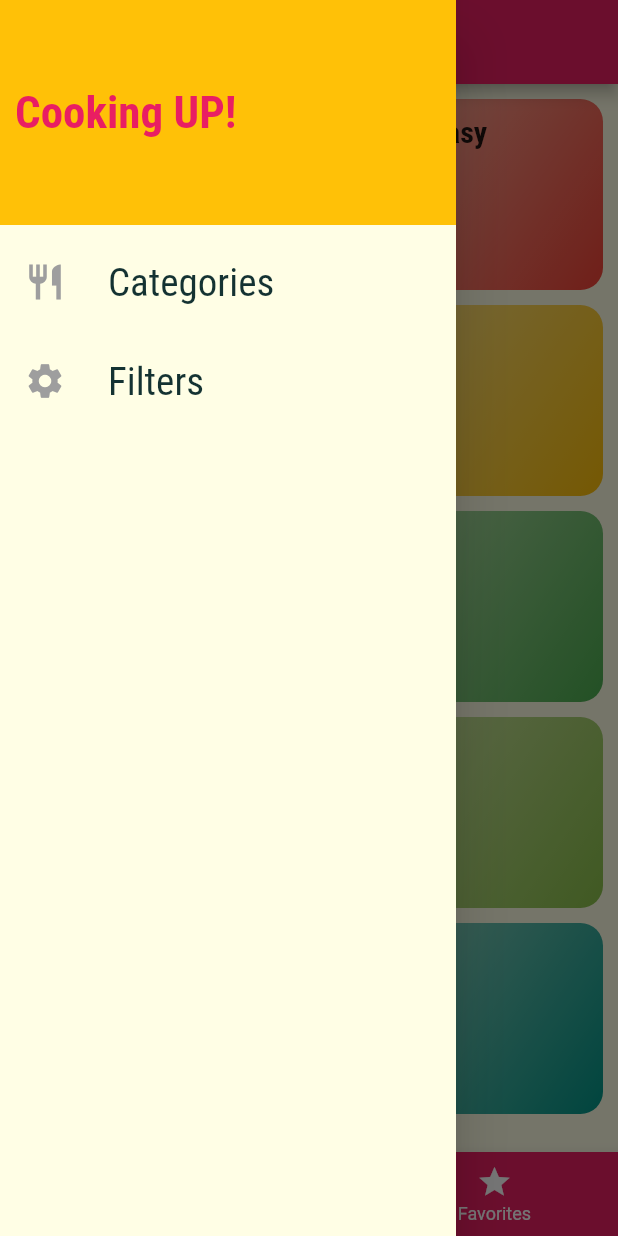
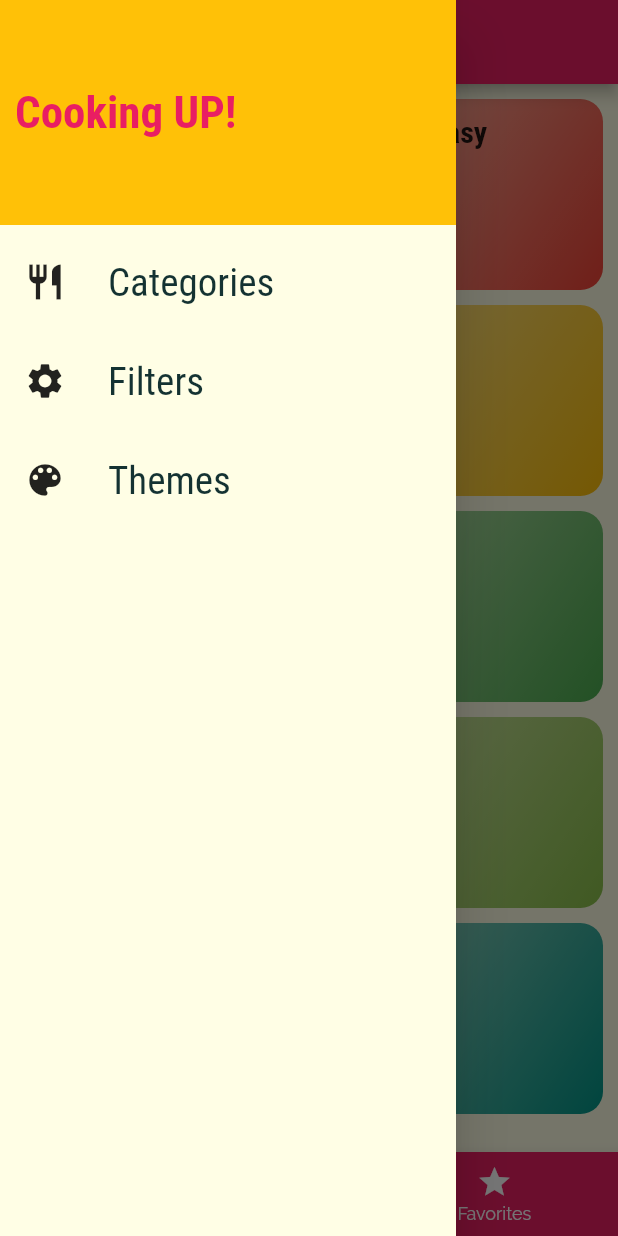
Before and after one commit to AliiElsayed/meal_descriptor_app, a Flutter app: the screen it shows after launch, with the side drawer open, on a phone screen of 412 x 824 dp. Run offline on Flutter 3.47's test engine with Material 2 defaults, Android fonts, the light colour scheme and no system bars; our stand-ins replace flutter_colorpicker, fluttertoast, shared_preferences.

Commit message:
Add theme provider

```diff
--- a/lib/main.dart
+++ b/lib/main.dart
@@ -1,16 +1,25 @@
 import 'package:flutter/material.dart';
 import 'package:meal_app/providers/meal_provider.dart';
+import 'package:meal_app/providers/theme_provider.dart';
 import 'package:meal_app/screens/categories_screen.dart';
 import 'package:meal_app/screens/category_meals_screen.dart';
 import 'package:meal_app/screens/filters_screen.dart';
 import 'package:meal_app/screens/meal_details_screen.dart';
 import 'package:meal_app/screens/tabs_screen.dart';
+import 'package:meal_app/screens/themes_screen.dart';
 import 'package:provider/provider.dart';
 
 void main() {
   runApp(
+    MultiProvider(
+      providers: [
         ChangeNotifierProvider<MealProvider>(
           create: (context) => MealProvider(),
+        ),
+        ChangeNotifierProvider<ThemeProvider>(
+          create: (context) => ThemeProvider(),
+        )
+      ],
       child: MyApp(),
     ),
   );
@@ -19,6 +28,9 @@ void main() {
 class MyApp extends StatelessWidget {
   @override
   Widget build(BuildContext context) {
+    var usedPrimaryColor =Provider.of<ThemeProvider>(context).primaryAppColor;
+    var usedAccentColor =Provider.of<ThemeProvider>(context).accentAppColor;
+
     return MaterialApp(
       debugShowCheckedModeBanner: false,
       title: 'Meal Descriptor',
@@ -29,16 +41,18 @@ class MyApp extends StatelessWidget {
         CategoriesScreen.id: (context) => CategoriesScreen(),
         CatMealsScreen.id: (context) => CatMealsScreen(),
         MealDetailsScreen.id: (context) => MealDetailsScreen(),
+        ThemesScreen.id: (context) => ThemesScreen(),
       },
-      themeMode: ThemeMode.light,
+      themeMode: Provider.of<ThemeProvider>(context,listen: true).thMode,
       theme: ThemeData(
-        primarySwatch: Colors.pink,
-        accentColor: Colors.amber,
+        primarySwatch: usedPrimaryColor,
+        accentColor:usedAccentColor,
         canvasColor: Color.fromRGBO(255, 254, 229, 1),
         iconTheme: IconThemeData(
-          color: Colors.grey,
+          color: Colors.black87,
         ),
         shadowColor: Colors.black87,
+        fontFamily: 'Raleway',
         textTheme: ThemeData.light().textTheme.copyWith(
               bodyText1: TextStyle(
                 color: Color.fromRGBO(20, 50, 50, 1),
@@ -54,18 +68,18 @@ class MyApp extends StatelessWidget {
             ),
       ),
       darkTheme: ThemeData(
-        primaryColor: Colors.pink,
-        accentColor: Colors.amber,
+        primaryColor: usedPrimaryColor,
+        accentColor: usedAccentColor,
         iconTheme: IconThemeData(
           color: Colors.white70,
         ),
-        cardColor: Color.fromRGBO(14, 22, 33, 1),
-        canvasColor: Color.fromRGBO(35, 34, 39, 1),
+        cardColor: Color.fromRGBO(35, 34, 39, 1),
+        canvasColor: Color.fromRGBO(14, 22, 33, 1),
         shadowColor: Colors.white70,
+        fontFamily: 'Raleway',
+        unselectedWidgetColor: Colors.white70,
         textTheme: ThemeData.dark().textTheme.copyWith(
-          bodyText1: TextStyle(
-            color: Colors.white70
-          ),
+              bodyText1: TextStyle(color: Colors.white70),
               bodyText2: TextStyle(
                 color: Colors.white,
               ),
--- a/lib/screens/meal_details_screen.dart
+++ b/lib/screens/meal_details_screen.dart
@@ -1,4 +1,5 @@
 import 'package:flutter/material.dart';
+import 'package:flutter_colorpicker/flutter_colorpicker.dart';
 import 'package:meal_app/used_data.dart';
 import 'package:provider/provider.dart';
 import 'package:meal_app/providers/meal_provider.dart';
@@ -51,7 +52,10 @@ class MealDetailsScreen extends StatelessWidget {
                           horizontal: 10.0, vertical: 5.0),
                       child: Text(
                         selectedMeal.ingredients[index],
-                        style: TextStyle(color: Colors.black),
+                        style: TextStyle(
+                            color: useWhiteForeground(Theme.of(context).accentColor)
+                                ? Colors.white
+                                : Colors.black),
                       ),
                     ),
                   );
--- a/lib/widgets/main_drawer.dart
+++ b/lib/widgets/main_drawer.dart
@@ -1,5 +1,6 @@
 import 'package:flutter/material.dart';
 import 'package:meal_app/screens/filters_screen.dart';
+import 'package:meal_app/screens/themes_screen.dart';
 import 'package:meal_app/widgets/drawer_tile.dart';
 import 'package:meal_app/screens/tabs_screen.dart';
 
@@ -47,6 +48,16 @@ class MainDrawer extends StatelessWidget {
               Navigator.of(context).pushReplacementNamed(FiltersScreen.id);
             },
           ),
+          SizedBox(
+            height: 10.0,
+          ),
+          DrawerTile(
+            title: 'Themes',
+            icon: Icons.color_lens,
+            onPressed: (){
+              Navigator.of(context).pushReplacementNamed(ThemesScreen.id);
+            },
+          ),
         ],
       ),
     );
--- a/lib/widgets/meal_card.dart
+++ b/lib/widgets/meal_card.dart
@@ -90,12 +90,12 @@ class MealCard extends StatelessWidget {
                   ),
                 ),
                 Positioned(
-                  right: 1.0,
+                  right: 0.0,
                   bottom: 20.0,
                   child: Container(
                     padding:
                         EdgeInsets.symmetric(vertical: 5.0, horizontal: 5.0),
-                    width: 250,
+                    width: 230,
                     color: Colors.black54,
                     child: Text(
                       mealName,
--- a/pubspec.yaml
+++ b/pubspec.yaml
@@ -31,6 +31,7 @@ dependencies:
   fluttertoast: ^8.0.3
   provider: ^5.0.0
   shared_preferences: ^2.0.5
+  flutter_colorpicker: ^0.4.0
 
 dev_dependencies:
   flutter_test:
```
Also changed, not shown: lib/providers/theme_provider.dart (added, +37 -0 lines), lib/screens/filters_screen.dart (+15 -7 lines), lib/screens/themes_screen.dart (added, +70 -0 lines), lib/widgets/theme_picker_tile.dart (added, +57 -0 lines), lib/widgets/theme_radio_listtile.dart (added, +29 -0 lines), pubspec.lock, 1 other file. Lines whose indentation alone changed are shown as unchanged.
